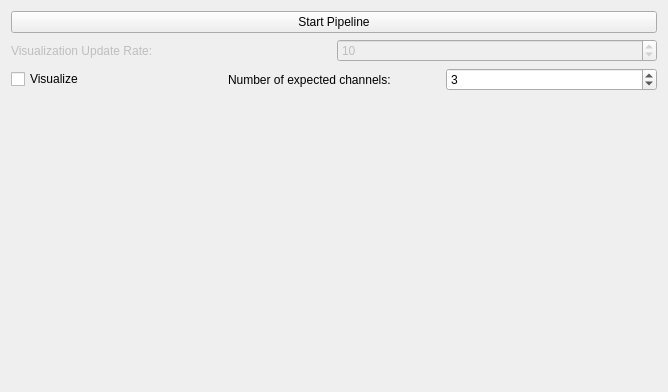
Old version of the form Plugins/org.mitk.gui.qt.igtlplugin/src/internal/OpenIGTLinkExampleControls.ui in the repository MITK/MITK.
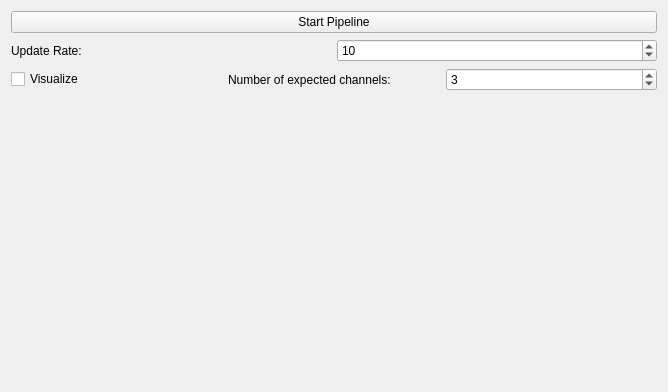
New version of the form.

```diff
--- a/Plugins/org.mitk.gui.qt.igtlplugin/src/internal/OpenIGTLinkExampleControls.ui
+++ b/Plugins/org.mitk.gui.qt.igtlplugin/src/internal/OpenIGTLinkExampleControls.ui
@@ -34,17 +34,17 @@
        <item>
         <widget class="QLabel" name="label">
          <property name="enabled">
-          <bool>false</bool>
+          <bool>true</bool>
          </property>
          <property name="text">
-          <string>Visualization Update Rate:</string>
+          <string>Update Rate:</string>
          </property>
         </widget>
        </item>
        <item>
         <widget class="QSpinBox" name="visualizationUpdateRateSpinBox">
          <property name="enabled">
-          <bool>false</bool>
+          <bool>true</bool>
          </property>
          <property name="maximum">
           <number>200</number>
```
Left out of the diff: 2 changed lines with no effect on the pictures.
